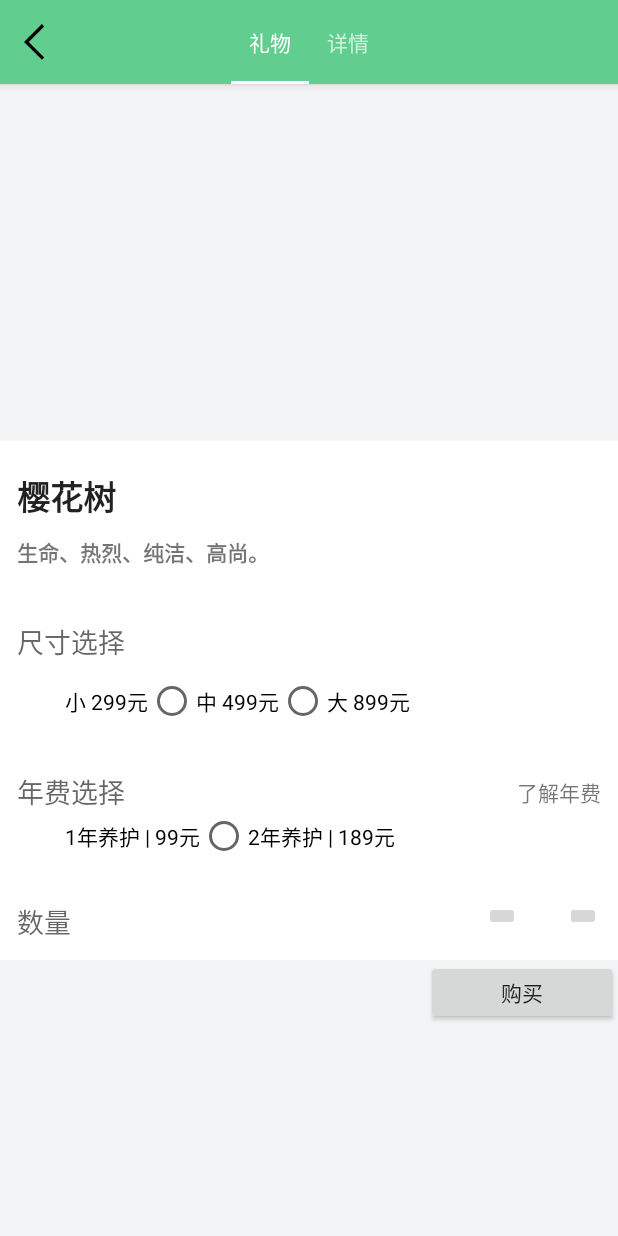
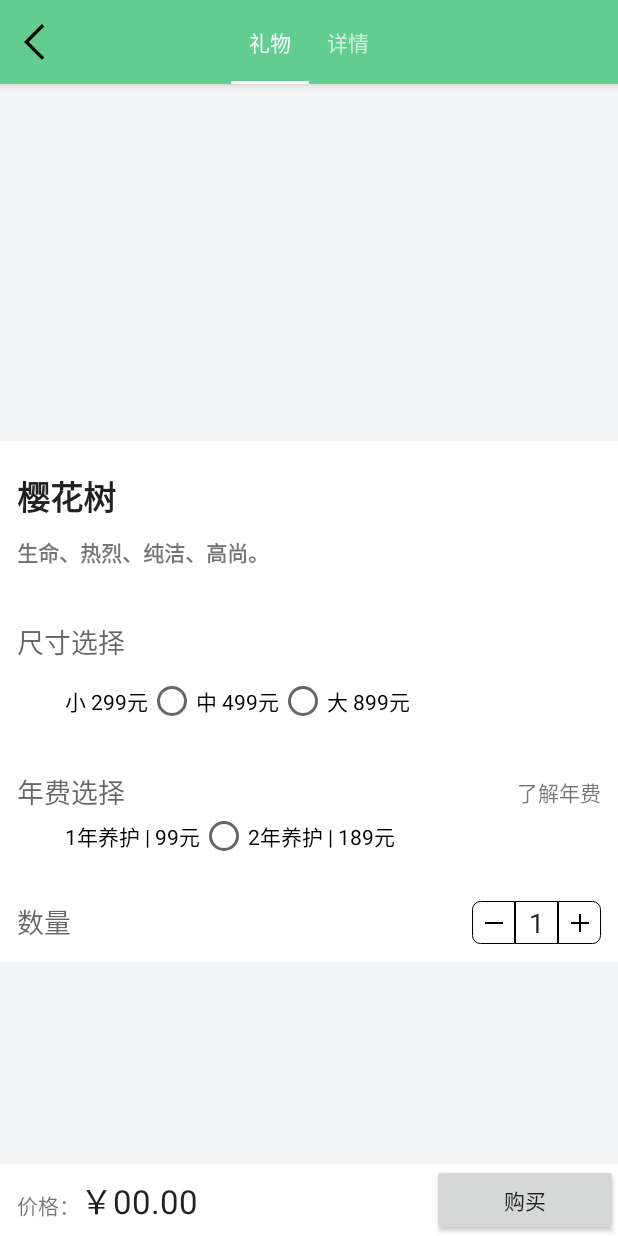
Before and after one commit to wangbo4020/LittleForest, an Android app: the fragment PurchaseFragment shown on its own in the app's theme, on a phone screen of 412 x 824 dp. Run offline under Robolectric (Android 15) with nearby library versions, the phone set to English and light mode, and no system bars; 1 statement that could not run was skipped.

Commit message:
礼物页（商品参数选择页）购买页布局完善。

```diff
--- /dev/null
+++ b/app/src/main/res/drawable/ic_add_black_12dp.xml
@@ -0,0 +1,12 @@
+<?xml version="1.0" encoding="utf-8"?>
+<vector xmlns:android="http://schemas.android.com/apk/res/android"
+    android:width="12dp"
+    android:height="12dp"
+    android:viewportHeight="36"
+    android:viewportWidth="36">
+
+    <path
+        android:fillColor="#000000"
+        android:pathData="M16,16 L0,16 L0,20 L16,20 L16,36 L20,36 L20,20 L36,20 L36,16 L20,16 L20,0 L16,-7.34788e-16 L16,16 Z"
+        android:strokeWidth="1" />
+</vector>
--- /dev/null
+++ b/app/src/main/res/drawable/ic_sub_black_12dp.xml
@@ -0,0 +1,12 @@
+<?xml version="1.0" encoding="utf-8"?>
+<vector xmlns:android="http://schemas.android.com/apk/res/android"
+    android:width="12dp"
+    android:height="12dp"
+    android:viewportHeight="36"
+    android:viewportWidth="36">
+
+    <path
+        android:fillColor="#000000"
+        android:pathData="M0,16 L36,16 L36,20 L0,20 L0,16 Z"
+        android:strokeWidth="1" />
+</vector>
--- /dev/null
+++ b/app/src/main/res/drawable/stroke_lt_lb_primary.xml
@@ -0,0 +1,6 @@
+<?xml version="1.0" encoding="utf-8"?>
+<shape xmlns:android="http://schemas.android.com/apk/res/android">
+
+    <corners android:topLeftRadius="5dp" android:bottomLeftRadius="5dp" />
+    <stroke android:width="@dimen/divider_primary" android:color="@android:color/black" />
+</shape>
--- /dev/null
+++ b/app/src/main/res/drawable/stroke_rt_rb_primary.xml
@@ -0,0 +1,6 @@
+<?xml version="1.0" encoding="utf-8"?>
+<shape xmlns:android="http://schemas.android.com/apk/res/android">
+
+    <corners android:topRightRadius="5dp" android:bottomRightRadius="5dp" />
+    <stroke android:width="@dimen/divider_primary" android:color="@android:color/black" />
+</shape>
--- /dev/null
+++ b/app/src/main/res/drawable/stroke_square_primary.xml
@@ -0,0 +1,5 @@
+<?xml version="1.0" encoding="utf-8"?>
+<shape xmlns:android="http://schemas.android.com/apk/res/android">
+
+    <stroke android:width="@dimen/divider_primary" android:color="@android:color/black" />
+</shape>
--- a/app/src/main/res/layout/fragment_goods.xml
+++ b/app/src/main/res/layout/fragment_goods.xml
@@ -1,7 +1,6 @@
 <?xml version="1.0" encoding="utf-8"?>
 <ScrollView xmlns:android="http://schemas.android.com/apk/res/android"
     xmlns:app="http://schemas.android.com/apk/res-auto"
-    xmlns:tools="http://schemas.android.com/tools"
     android:layout_width="match_parent"
     android:layout_height="match_parent"
     android:fillViewport="true">
@@ -155,6 +154,7 @@
                 android:paddingTop="@dimen/goods_amount_margin_vertical"
                 android:paddingVertical="@dimen/goods_amount_margin_vertical">
 
+                <!-- 这里可以尝试反向绑定 -->
                 <TextView
                     android:layout_width="0dp"
                     android:layout_height="wrap_content"
@@ -165,51 +165,36 @@
 
                 <ImageButton
                     android:id="@+id/btn_sub"
-                    android:layout_width="wrap_content"
-                    android:layout_height="wrap_content"
+                    android:layout_width="@dimen/purc_aoumnt_round"
+                    android:layout_height="@dimen/purc_aoumnt_round"
+                    android:background="@drawable/stroke_lt_lb_primary"
+                    app:layout_constraintBottom_toBottomOf="parent"
                     app:layout_constraintRight_toLeftOf="@+id/et_amount"
-                    app:layout_constraintVertical_chainStyle="packed" />
+                    app:layout_constraintTop_toTopOf="parent"
+                    app:srcCompat="@drawable/ic_sub_black_12dp" />
 
                 <EditText
                     android:id="@+id/et_amount"
-                    android:layout_width="wrap_content"
-                    android:layout_height="wrap_content"
-                    android:background="@null"
-                    android:focusable="false"
-                    android:minWidth="30dp"
+                    android:layout_width="@dimen/purc_aoumnt_round"
+                    android:layout_height="@dimen/purc_aoumnt_round"
+                    android:background="@drawable/stroke_square_primary"
+                    android:focusableInTouchMode="false"
+                    android:gravity="center"
+                    android:text="1"
+                    app:layout_constraintBottom_toBottomOf="parent"
                     app:layout_constraintRight_toLeftOf="@+id/btn_add"
-                    app:layout_constraintVertical_chainStyle="packed" />
+                    app:layout_constraintTop_toTopOf="parent" />
 
                 <ImageButton
                     android:id="@+id/btn_add"
-                    android:layout_width="wrap_content"
-                    android:layout_height="wrap_content"
+                    android:layout_width="@dimen/purc_aoumnt_round"
+                    android:layout_height="@dimen/purc_aoumnt_round"
+                    android:background="@drawable/stroke_rt_rb_primary"
+                    app:layout_constraintBottom_toBottomOf="parent"
                     app:layout_constraintRight_toRightOf="parent"
-                    app:layout_constraintVertical_chainStyle="packed" />
+                    app:layout_constraintTop_toTopOf="parent"
+                    app:srcCompat="@drawable/ic_add_black_12dp" />
             </android.support.constraint.ConstraintLayout>
-        </LinearLayout>
-
-        <LinearLayout
-            android:layout_width="0dp"
-            android:layout_height="wrap_content"
-            android:orientation="horizontal"
-            android:weightSum="1"
-            app:layout_constraintLeft_toLeftOf="parent"
-            app:layout_constraintRight_toRightOf="parent"
-            app:layout_constraintTop_toBottomOf="@+id/choice"
-            tools:layout_editor_absoluteX="8dp"
-            tools:layout_editor_absoluteY="25dp">
-
-            <LinearLayout
-                android:layout_width="0dp"
-                android:layout_height="match_parent"
-                android:layout_weight="0.69"></LinearLayout>
-
-            <Button
-                android:layout_width="0dp"
-                android:layout_height="43dp"
-                android:layout_weight="0.31"
-                android:text="购买" />
         </LinearLayout>
     </android.support.constraint.ConstraintLayout>
 </ScrollView>
--- a/app/src/main/res/layout/fragment_purchase.xml
+++ b/app/src/main/res/layout/fragment_purchase.xml
@@ -36,10 +36,56 @@
         android:id="@+id/viewpager"
         android:layout_width="0dp"
         android:layout_height="0dp"
-        app:layout_constraintBottom_toBottomOf="parent"
         app:layout_constraintLeft_toLeftOf="parent"
         app:layout_constraintRight_toRightOf="parent"
-        app:layout_constraintTop_toBottomOf="@id/action_bar"
-        tools:layout_editor_absoluteX="8dp"
-        tools:layout_editor_absoluteY="8dp" />
+        app:layout_constraintBottom_toTopOf="@android:id/content"
+        app:layout_constraintTop_toBottomOf="@+id/action_bar" />
+
+    <android.support.constraint.ConstraintLayout
+        android:id="@android:id/content"
+        android:layout_width="0dp"
+        android:layout_height="wrap_content"
+        android:background="@color/background_primary"
+        android:paddingLeft="@dimen/margin_primary"
+        android:paddingStart="@dimen/margin_primary"
+        app:layout_constraintLeft_toLeftOf="parent"
+        app:layout_constraintRight_toRightOf="parent"
+        app:layout_constraintBottom_toBottomOf="parent"
+        tools:layout_editor_absoluteX="8dp">
+
+        <TextView
+            android:id="@android:id/text1"
+            android:layout_width="wrap_content"
+            android:layout_height="wrap_content"
+            android:text="@string/purchase_price"
+            app:layout_constraintBaseline_toBaselineOf="@+id/tv_price"
+            app:layout_constraintLeft_toLeftOf="parent" />
+
+        <TextView
+            android:id="@+id/tv_price"
+            android:layout_width="wrap_content"
+            android:layout_height="wrap_content"
+            android:text="@string/purchase_dummy_price"
+            android:textAppearance="?android:textAppearanceLarge"
+            app:layout_constraintLeft_toRightOf="@android:id/text1"
+            app:layout_constraintBottom_toBottomOf="parent"
+            app:layout_constraintTop_toTopOf="parent" />
+
+        <Button
+            android:id="@+id/btn_purchase"
+            android:layout_width="0dp"
+            android:layout_height="48dp"
+            android:text="@string/purchase_buy"
+            app:layout_constraintBottom_toBottomOf="parent"
+            app:layout_constraintLeft_toLeftOf="@+id/guideline"
+            app:layout_constraintRight_toRightOf="parent" />
+
+        <android.support.constraint.Guideline
+            android:id="@+id/guideline"
+            android:layout_width="wrap_content"
+            android:layout_height="wrap_content"
+            android:orientation="vertical"
+            app:layout_constraintGuide_percent="0.69" />
+
+    </android.support.constraint.ConstraintLayout>
 </android.support.constraint.ConstraintLayout>
--- a/app/src/main/res/values-sw411dp/dimens.xml
+++ b/app/src/main/res/values-sw411dp/dimens.xml
@@ -19,6 +19,9 @@
 
     <dimen name="item_goods_cover_round">190dp</dimen>
 
+    <!-- PurchaseFragment -->
+    <dimen name="purc_aoumnt_round">28.6dp</dimen>
+
     <!--  GoodsFragment -->
     <dimen name="goods_cover_height">272dp</dimen>
 </resources>
--- a/app/src/main/res/values/dimens.xml
+++ b/app/src/main/res/values/dimens.xml
@@ -5,6 +5,7 @@
     <dimen name="space_horizontal">0dp</dimen>
 
     <dimen name="divider_thick">8dp</dimen>
+    <dimen name="divider_primary">1px</dimen>
 
     <!-- FirstFragment -->
     <dimen name="first_item_margin_horizontal">@dimen/margin_primary</dimen>
@@ -22,6 +23,9 @@
 
     <dimen name="item_goods_cover_round">166dp</dimen>
 
+    <!-- PurchaseFragment -->
+    <dimen name="purc_aoumnt_round">25dp</dimen>
+
     <!--  GoodsFragment -->
     <dimen name="goods_cover_height">238dp</dimen>
     <dimen name="goods_space_vertical">10dp</dimen>
--- a/app/src/main/res/values/strings.xml
+++ b/app/src/main/res/values/strings.xml
@@ -19,6 +19,9 @@
 
     <string name="purchase_gift_title">礼物</string>
     <string name="purchase_details_title">详情</string>
+    <string name="purchase_price">价格：</string>
+    <string name="purchase_dummy_price">￥00.00</string>
+    <string name="purchase_buy">购买</string>
 
     <string name="goods_choice_size">尺寸选择</string>
     <string name="goods_choice_care_of_year">年费选择</string>
```
